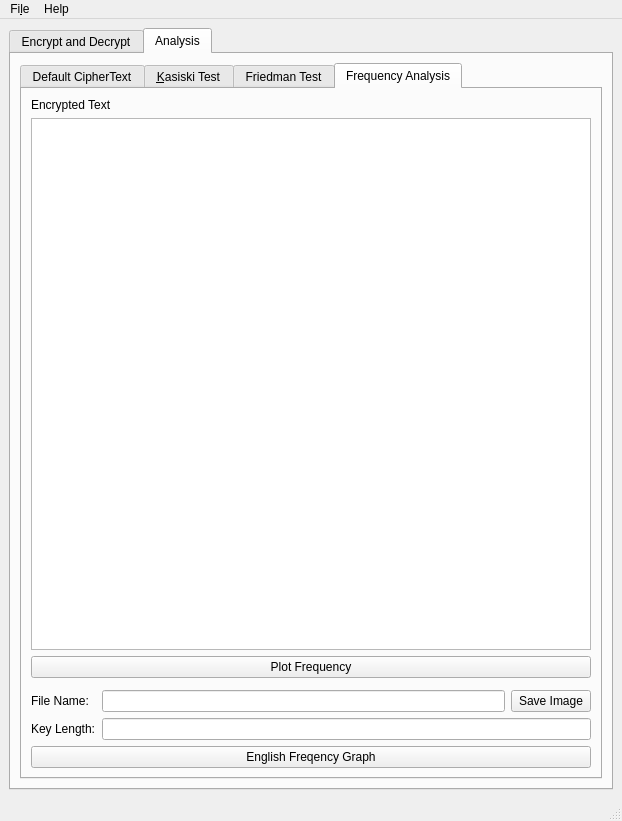
Before: the Qt Designer form crypto.ui in CPanda/cryptography, drawn with Qt 5.
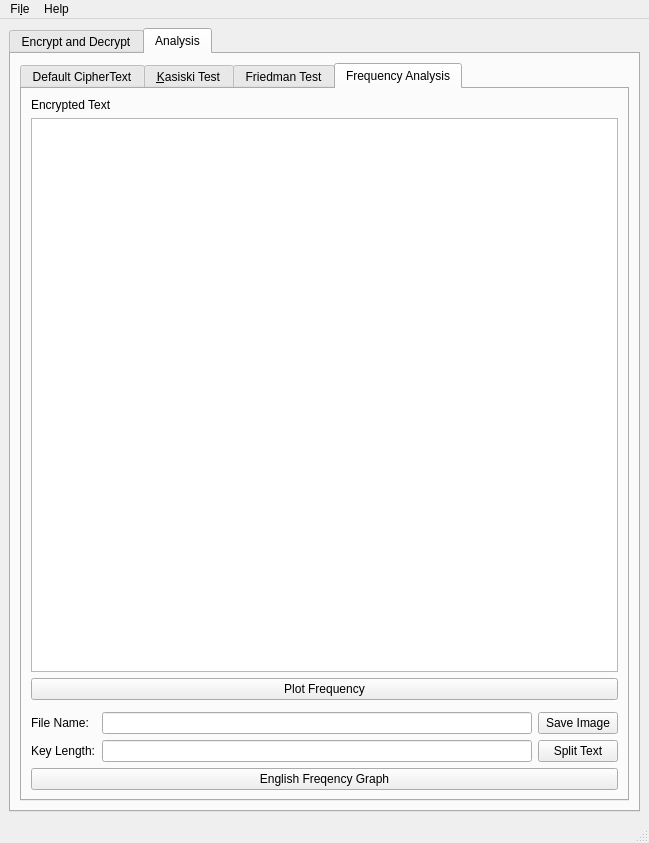
After: the same form once the commit is applied. Custom widgets are drawn as their Qt base class.

Commit message: fixes empty textbox problems. implements default ciphertext. fixes frequency analysis graph.

```diff
--- a/crypto.ui
+++ b/crypto.ui
@@ -6,8 +6,8 @@
    <rect>
     <x>0</x>
     <y>0</y>
-    <width>622</width>
-    <height>821</height>
+    <width>649</width>
+    <height>843</height>
    </rect>
   </property>
   <property name="windowTitle">
@@ -333,6 +333,13 @@
                 <item>
                  <widget class="QLineEdit" name="key_len"/>
                 </item>
+                <item>
+                 <widget class="QPushButton" name="split_text">
+                  <property name="text">
+                   <string>Split Text</string>
+                  </property>
+                 </widget>
+                </item>
                </layout>
               </item>
               <item>
@@ -359,7 +366,7 @@
     <rect>
      <x>0</x>
      <y>0</y>
-     <width>622</width>
+     <width>649</width>
      <height>20</height>
     </rect>
    </property>
```
Left out of the diff: 6 changed lines with no effect on the pictures. The commit also changes 2 other files.
